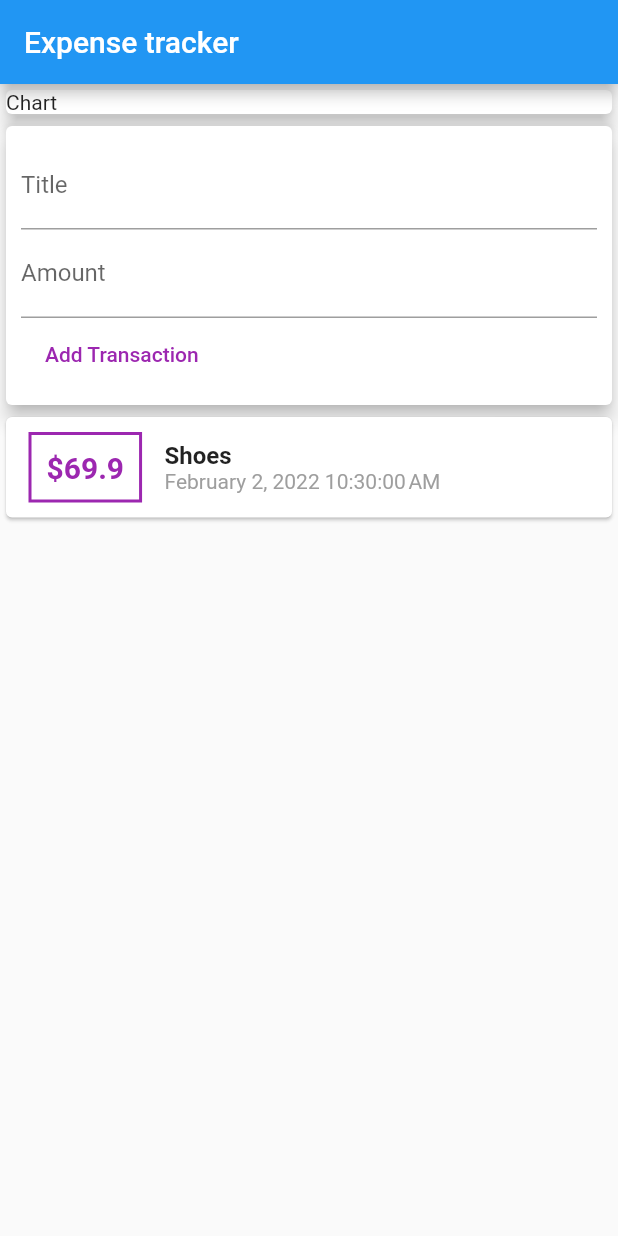
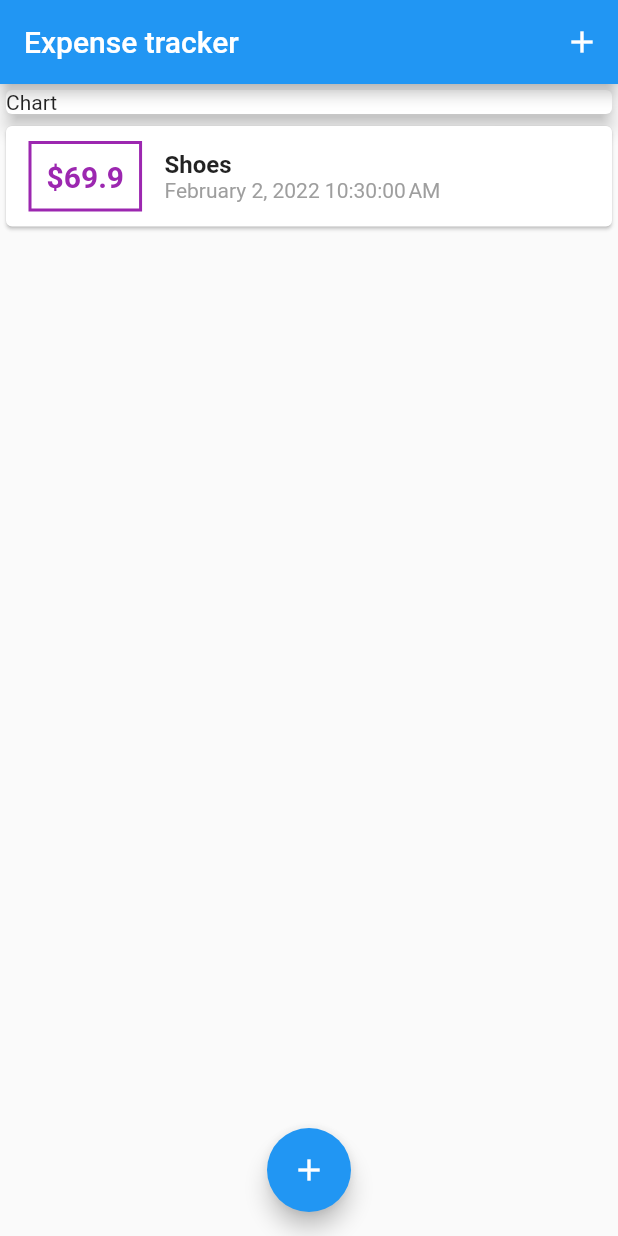
Before and after one commit to adiii013/flutter-expenseTracker-app, a Flutter app: the screen it shows after launch, on a phone screen of 412 x 824 dp. Run offline on Flutter 3.47's test engine with Material 2 defaults, Android fonts, the phone set to English and light mode, and no system bars.

```diff
--- a/lib/main.dart
+++ b/lib/main.dart
@@ -1,8 +1,7 @@
-import 'package:expense_tracker/widgets/new_transactions.dart';
-import 'package:expense_tracker/widgets/user_transactions.dart';
-
+import './widgets/new_transactions.dart';
 import './widgets/transaction_list.dart';
 import 'package:flutter/material.dart';
+import './models/transaction.dart';
 
 void main() {
   runApp(MyApp());
@@ -18,15 +17,52 @@ class MyApp extends StatelessWidget {
   }
 }
 
-class MyHomePage extends StatelessWidget {
+class MyHomePage extends StatefulWidget {
+  @override
+  State<MyHomePage> createState() => _MyHomePageState();
+}
+
+class _MyHomePageState extends State<MyHomePage> {
+  final List<Transaction> _userTransaction = [
+    Transaction(id: 'h1', title: 'Shoes', amount: 69.9, date: DateTime.now()),
+    // Transaction(id: 'h1', title: 'Shoes', amount: 69.9, date: DateTime.now()),
+  ];
+
+  void _addNewTransaction(String txTitle, double txAmount) {
+    final newTx = Transaction(
+        id: DateTime.now().toString(),
+        title: txTitle,
+        amount: txAmount,
+        date: DateTime.now());
+
+    setState(() {
+      _userTransaction.add(newTx);
+    });
+  }
+
+  void _startAddNewTransaction(BuildContext ctx) {
+    showModalBottomSheet(
+        context: ctx,
+        builder: (_) {
+          return NewTransaction(_addNewTransaction);
+        });
+  }
 
   @override
   Widget build(BuildContext context) {
     return Scaffold(
       appBar: AppBar(
         title: Text('Expense tracker'),
+        actions: [
+          IconButton(
+            icon: Icon(Icons.add),
+            onPressed: () {
+              _startAddNewTransaction(context);
+            },
+          )
+        ],
       ),
-      body:SingleChildScrollView(
+      body: SingleChildScrollView(
         child: Column(
           crossAxisAlignment: CrossAxisAlignment.stretch,
           children: <Widget>[
@@ -37,9 +73,16 @@ class MyHomePage extends StatelessWidget {
                 elevation: 5,
               ),
             ),
-              UserTransaction(),
+            TransactionList(_userTransaction),
           ],
         ),
+      ),
+      floatingActionButtonLocation: FloatingActionButtonLocation.centerFloat,
+      floatingActionButton: FloatingActionButton(
+        child: Icon(Icons.add),
+        onPressed: () {
+          _startAddNewTransaction(context);
+        },
       ),
     );
   }
--- a/lib/widgets/user_transactions.dart
+++ /dev/null
@@ -1,37 +0,0 @@
-import 'package:expense_tracker/widgets/new_transactions.dart';
-import 'package:expense_tracker/widgets/transaction_list.dart';
-import 'package:flutter/material.dart';
-import '../models/transaction.dart';
-
-class UserTransaction extends StatefulWidget {
-  UserTransaction({Key? key}) : super(key: key);
-
-  @override
-  State<UserTransaction> createState() => _UserTransactionState();
-}
-
-class _UserTransactionState extends State<UserTransaction> {
-  final List<Transaction> _userTransaction = [
-    Transaction(id: 'h1', title: 'Shoes', amount: 69.9, date: DateTime.now()),
-    // Transaction(id: 'h1', title: 'Shoes', amount: 69.9, date: DateTime.now()),
-  ];
-
-  void _addNewTransaction(String txTitle, double txAmount) {
-    final newTx =
-        Transaction(id:DateTime.now().toString(),title: txTitle, amount: txAmount, date: DateTime.now());
-
-      setState(() {
-        _userTransaction.add(newTx);
-      });
-
-  }
-
-  @override
-  Widget build(BuildContext context) {
-    return Column(
-      children: [NewTransaction(_addNewTransaction),
-       TransactionList(_userTransaction)
-       ],
-    );
-  }
-}
```
Lines whose indentation alone changed are shown as unchanged.
